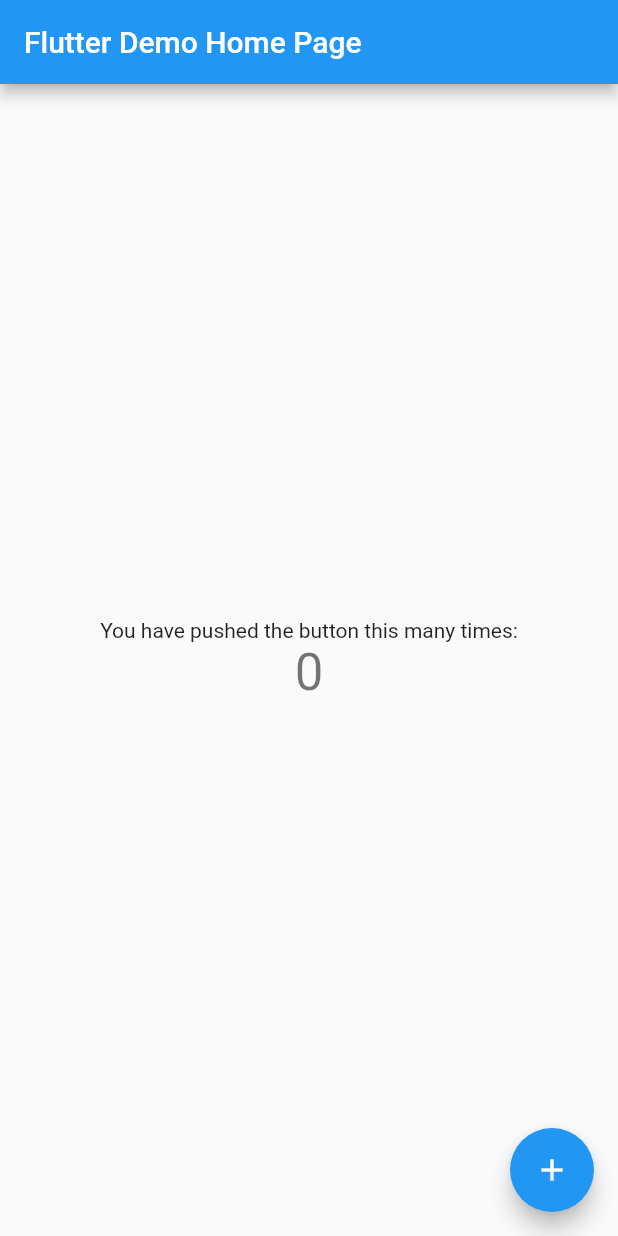
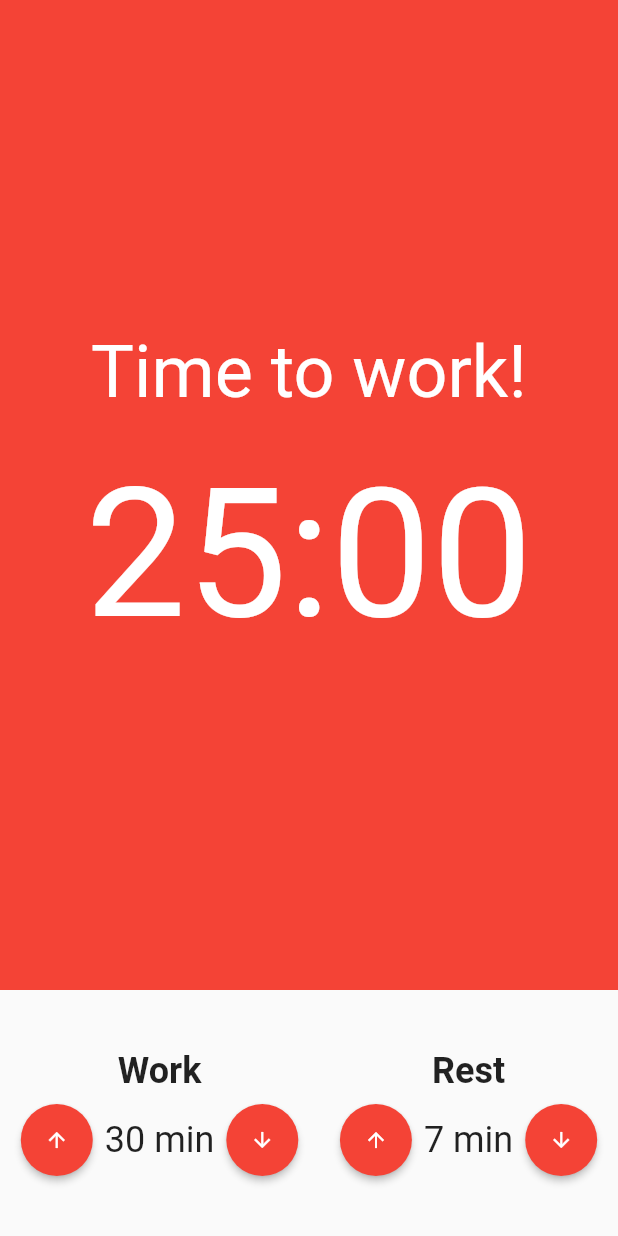
Before and after one commit to jon-coder/Pomodoro, a Flutter app: the screen it shows after launch, on a phone screen of 412 x 824 dp. Run offline on Flutter 3.47's test engine with Material 2 defaults, Android fonts, the phone set to English and light mode, and no system bars; our stand-ins replace google_fonts; Roboto replaces fonts that are missing (Oxygen).

Commit message:
🧩: create application layout

```diff
--- /dev/null
+++ b/lib/components/time_in.dart
@@ -0,0 +1,63 @@
+import 'package:flutter/material.dart';
+import 'package:google_fonts/google_fonts.dart';
+
+class TimeIn extends StatelessWidget {
+  final String title;
+  final int value;
+
+  const TimeIn({
+    Key? key,
+    required this.title,
+    required this.value,
+  }) : super(key: key);
+
+  @override
+  Widget build(BuildContext context) {
+    return Column(
+      mainAxisAlignment: MainAxisAlignment.center,
+      children: [
+        Text(
+          title,
+          style: GoogleFonts.oxygen(
+            fontSize: 24,
+            fontWeight: FontWeight.bold,
+          ),
+        ),
+        const SizedBox(height: 8),
+        Row(
+          mainAxisAlignment: MainAxisAlignment.center,
+          children: [
+            ElevatedButton(
+              onPressed: () {},
+              style: ElevatedButton.styleFrom(
+                shape: const CircleBorder(),
+                padding: const EdgeInsets.all(16),
+                primary: Colors.red,
+              ),
+              child: const Icon(
+                Icons.arrow_upward,
+                size: 16,
+              ),
+            ),
+            Text(
+              '$value min',
+              style: GoogleFonts.oxygen(fontSize: 24),
+            ),
+            ElevatedButton(
+              onPressed: () {},
+              style: ElevatedButton.styleFrom(
+                shape: const CircleBorder(),
+                padding: const EdgeInsets.all(16),
+                primary: Colors.red,
+              ),
+              child: const Icon(
+                Icons.arrow_downward,
+                size: 16,
+              ),
+            ),
+          ],
+        ),
+      ],
+    );
+  }
+}
--- /dev/null
+++ b/lib/components/timer.dart
@@ -0,0 +1,33 @@
+import 'package:flutter/material.dart';
+import 'package:google_fonts/google_fonts.dart';
+
+class Timer extends StatelessWidget {
+  const Timer({Key? key}) : super(key: key);
+
+  @override
+  Widget build(BuildContext context) {
+    return Container(
+      color: Colors.red,
+      child: Column(
+        mainAxisAlignment: MainAxisAlignment.center,
+        children: [
+          Text(
+            'Time to work!',
+            style: GoogleFonts.oxygen(
+              fontSize: 48,
+              color: Colors.white,
+            ),
+          ),
+          const SizedBox(height: 24),
+          Text(
+            '25:00',
+            style: GoogleFonts.oxygen(
+              fontSize: 120,
+              color: Colors.white,
+            ),
+          )
+        ],
+      ),
+    );
+  }
+}
--- a/lib/main.dart
+++ b/lib/main.dart
@@ -1,4 +1,6 @@
 import 'package:flutter/material.dart';
+
+import 'package:pomodoro/pages/pomodoro.dart';
 
 void main() {
   runApp(const MyApp());
@@ -7,109 +9,14 @@ void main() {
 class MyApp extends StatelessWidget {
   const MyApp({Key? key}) : super(key: key);
 
-  // This widget is the root of your application.
   @override
   Widget build(BuildContext context) {
     return MaterialApp(
-      title: 'Flutter Demo',
+      title: 'Pomodoro',
       theme: ThemeData(
-        // This is the theme of your application.
-        //
-        // Try running your application with "flutter run". You'll see the
-        // application has a blue toolbar. Then, without quitting the app, try
-        // changing the primarySwatch below to Colors.green and then invoke
-        // "hot reload" (press "r" in the console where you ran "flutter run",
-        // or simply save your changes to "hot reload" in a Flutter IDE).
-        // Notice that the counter didn't reset back to zero; the application
-        // is not restarted.
         primarySwatch: Colors.blue,
       ),
-      home: const MyHomePage(title: 'Flutter Demo Home Page'),
+      home: const Pomodoro(),
     );
   }
 }
-
-class MyHomePage extends StatefulWidget {
-  const MyHomePage({Key? key, required this.title}) : super(key: key);
-
-  // This widget is the home page of your application. It is stateful, meaning
-  // that it has a State object (defined below) that contains fields that affect
-  // how it looks.
-
-  // This class is the configuration for the state. It holds the values (in this
-  // case the title) provided by the parent (in this case the App widget) and
-  // used by the build method of the State. Fields in a Widget subclass are
-  // always marked "final".
-
-  final String title;
-
-  @override
-  State<MyHomePage> createState() => _MyHomePageState();
-}
-
-class _MyHomePageState extends State<MyHomePage> {
-  int _counter = 0;
-
-  void _incrementCounter() {
-    setState(() {
-      // This call to setState tells the Flutter framework that something has
-      // changed in this State, which causes it to rerun the build method below
-      // so that the display can reflect the updated values. If we changed
-      // _counter without calling setState(), then the build method would not be
-      // called again, and so nothing would appear to happen.
-      _counter++;
-    });
-  }
-
-  @override
-  Widget build(BuildContext context) {
-    // This method is rerun every time setState is called, for instance as done
-    // by the _incrementCounter method above.
-    //
-    // The Flutter framework has been optimized to make rerunning build methods
-    // fast, so that you can just rebuild anything that needs updating rather
-    // than having to individually change instances of widgets.
-    return Scaffold(
-      appBar: AppBar(
-        // Here we take the value from the MyHomePage object that was created by
-        // the App.build method, and use it to set our appbar title.
-        title: Text(widget.title),
-      ),
-      body: Center(
-        // Center is a layout widget. It takes a single child and positions it
-        // in the middle of the parent.
-        child: Column(
-          // Column is also a layout widget. It takes a list of children and
-          // arranges them vertically. By default, it sizes itself to fit its
-          // children horizontally, and tries to be as tall as its parent.
-          //
-          // Invoke "debug painting" (press "p" in the console, choose the
-          // "Toggle Debug Paint" action from the Flutter Inspector in Android
-          // Studio, or the "Toggle Debug Paint" command in Visual Studio Code)
-          // to see the wireframe for each widget.
-          //
-          // Column has various properties to control how it sizes itself and
-          // how it positions its children. Here we use mainAxisAlignment to
-          // center the children vertically; the main axis here is the vertical
-          // axis because Columns are vertical (the cross axis would be
-          // horizontal).
-          mainAxisAlignment: MainAxisAlignment.center,
-          children: <Widget>[
-            const Text(
-              'You have pushed the button this many times:',
-            ),
-            Text(
-              '$_counter',
-              style: Theme.of(context).textTheme.headline4,
-            ),
-          ],
-        ),
-      ),
-      floatingActionButton: FloatingActionButton(
-        onPressed: _incrementCounter,
-        tooltip: 'Increment',
-        child: const Icon(Icons.add),
-      ), // This trailing comma makes auto-formatting nicer for build methods.
-    );
-  }
-}
--- /dev/null
+++ b/lib/pages/pomodoro.dart
@@ -0,0 +1,29 @@
+import 'package:flutter/material.dart';
+import 'package:pomodoro/components/time_in.dart';
+import 'package:pomodoro/components/timer.dart';
+
+class Pomodoro extends StatelessWidget {
+  const Pomodoro({Key? key}) : super(key: key);
+
+  @override
+  Widget build(BuildContext context) {
+    return Scaffold(
+      body: Column(
+        crossAxisAlignment: CrossAxisAlignment.stretch,
+        children: [
+          const Expanded(child: Timer()),
+          Padding(
+            padding: const EdgeInsets.symmetric(vertical: 40.0),
+            child: Row(
+              mainAxisAlignment: MainAxisAlignment.spaceAround,
+              children: const [
+                TimeIn(title: 'Work', value: 30),
+                TimeIn(title: 'Rest', value: 7),
+              ],
+            ),
+          ),
+        ],
+      ),
+    );
+  }
+}
--- a/pubspec.yaml
+++ b/pubspec.yaml
@@ -37,6 +37,7 @@ dependencies:
   mobx: ^2.0.6+1
   flutter_mobx: ^2.0.4
   provider: ^6.0.2
+  google_fonts: ^2.3.1
 
 
 dev_dependencies:
```
